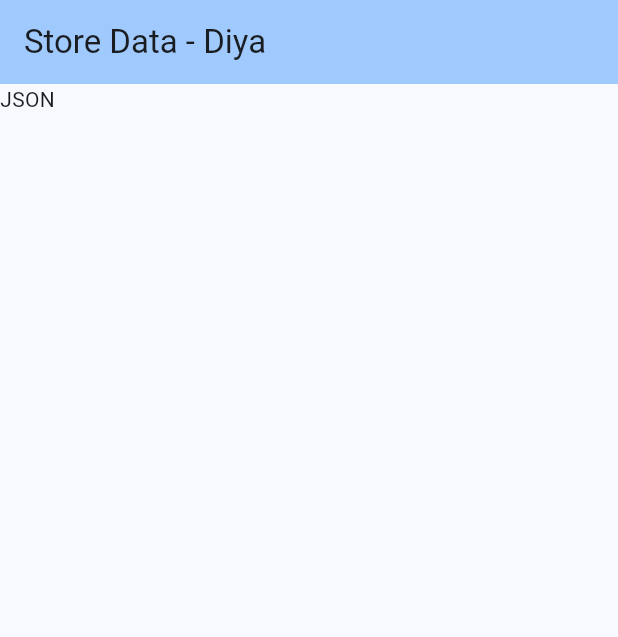
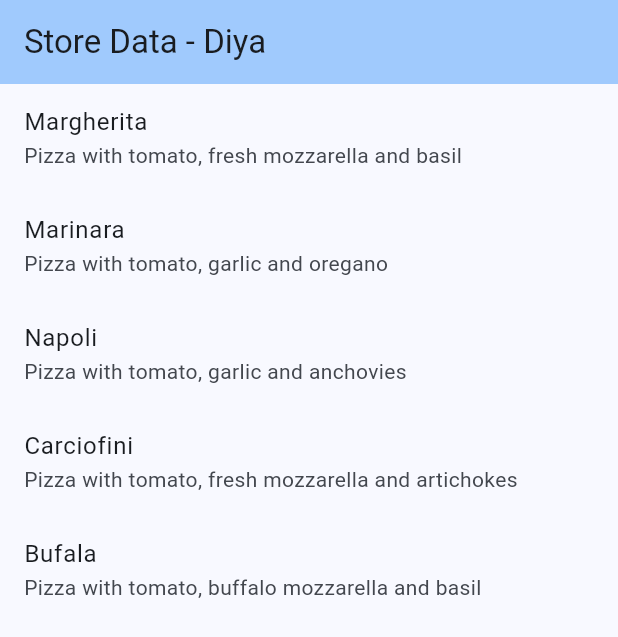
Before and after one commit to Sadiya8924/Mobile2025_2341720147, a Flutter app: the screen it shows after launch, on a phone screen of 412 x 824 dp. Shown: the top 637 px of the screen. Run offline on Flutter 3.47's test engine with Material 3 defaults, Android fonts, the phone set to English and light mode, and no system bars; our stand-ins replace auto_size_text, camera, geolocator.

Commit message:
W13: Jawaban Soal 2 dan Soal 3

```diff
--- /dev/null
+++ b/codelab13_dart/store_data_diya/assets/pizzalist.json
@@ -0,0 +1,37 @@
+[
+  {
+    "id": 1,
+    "pizzaName": "Margherita",
+    "description": "Pizza with tomato, fresh mozzarella and basil",
+    "price": 8.99,
+    "imageUrl": "images/margherita.png"
+  },
+  {
+    "id": 2,
+    "pizzaName": "Marinara",
+    "description": "Pizza with tomato, garlic and oregano",
+    "price": 7.00,
+    "imageUrl": "images/marinara.png"
+  },
+  {
+    "id": 3,
+    "pizzaName": "Napoli",
+    "description": "Pizza with tomato, garlic and anchovies",
+    "price": 8.50,
+    "imageUrl": "images/marinara.png"
+  },
+  {
+    "id": 4,
+    "pizzaName": "Carciofini",
+    "description": "Pizza with tomato, fresh mozzarella and artichokes",
+    "price": 9.90,
+    "imageUrl": "images/marinara.png"
+  },
+  {
+    "id": 5,
+    "pizzaName": "Bufala",
+    "description": "Pizza with tomato, buffalo mozzarella and basil",
+    "price": 12.90,
+    "imageUrl": "images/marinara.png"
+  }
+]
--- a/codelab13_dart/store_data_diya/lib/main.dart
+++ b/codelab13_dart/store_data_diya/lib/main.dart
@@ -1,4 +1,6 @@
 import 'package:flutter/material.dart';
+import 'dart:convert';
+import 'model/pizza.dart';
 
 void main() {
   runApp(const MyApp());
@@ -30,6 +32,31 @@
 }
 
 class _MyHomePageState extends State<MyHomePage> {
+  List<Pizza> myPizzas = [];
+
+  Future<List<Pizza>> readJsonFile() async {
+    String myString = await DefaultAssetBundle.of(context)
+        .loadString('assets/pizzalist.json');
+    List pizzaMapList = jsonDecode(myString);
+
+    List<Pizza> myPizzas = [];
+    for (var pizza in pizzaMapList) {
+      Pizza myPizza = Pizza.fromJson(pizza);
+      myPizzas.add(myPizza);
+    }
+    return myPizzas;
+  }
+
+  @override
+  void initState() {
+    super.initState();
+    readJsonFile().then((value) {
+      setState(() {
+        myPizzas = value;
+      });
+    });
+  }
+
   @override
   Widget build(BuildContext context) {
     return Scaffold(
@@ -37,8 +64,14 @@
         backgroundColor: Theme.of(context).colorScheme.inversePrimary,
         title: Text(widget.title),
       ),
-      body: Container(
-        child: const Text('JSON'),
+      body: ListView.builder(
+        itemCount: myPizzas.length,
+        itemBuilder: (context, index) {
+          return ListTile(
+            title: Text(myPizzas[index].pizzaName),
+            subtitle: Text(myPizzas[index].description),
+          );
+        },
       ),
     );
   }
--- /dev/null
+++ b/codelab13_dart/store_data_diya/lib/model/pizza.dart
@@ -0,0 +1,14 @@
+ class Pizza {
+  final int id;
+  final String pizzaName;
+  final String description;
+  final double price;
+  final String imageUrl;
+
+  Pizza.fromJson(Map<String, dynamic> json)
+      : id = json['id'],
+        pizzaName = json['pizzaName'],
+        description = json['description'],
+        price = json['price'],
+        imageUrl = json['imageUrl'];
+}
--- a/codelab13_dart/store_data_diya/pubspec.yaml
+++ b/codelab13_dart/store_data_diya/pubspec.yaml
@@ -58,9 +58,8 @@ flutter:
   uses-material-design: true
 
   # To add assets to your application, add an assets section, like this:
-  # assets:
-  #   - images/a_dot_burr.jpeg
-  #   - images/a_dot_ham.jpeg
+  assets:
+    - assets/
 
   # An image asset can refer to one or more resolution-specific "variants", see
   # https://flutter.dev/to/resolution-aware-images
```
